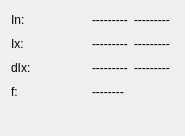
The window that wm3000i/wmrawactualvalbase.ui (ZeraGmbH/wm-project) describes before a commit, drawn with Qt 5.
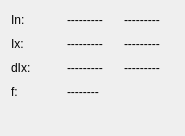
The same window after the commit.

Commit message: changes .ui files, vector widget without spacer

```diff
--- a/wm3000i/wmrawactualvalbase.ui
+++ b/wm3000i/wmrawactualvalbase.ui
@@ -38,7 +38,43 @@
    <bool>false</bool>
   </property>
   <layout class="QGridLayout">
-   <item row="0" column="3">
+   <item row="2" column="1">
+    <widget class="QLabel" name="dXxAmplDisp">
+     <property name="text">
+      <string>---------</string>
+     </property>
+     <property name="wordWrap">
+      <bool>false</bool>
+     </property>
+    </widget>
+   </item>
+   <item row="1" column="0">
+    <widget class="QLabel" name="XxLabel">
+     <property name="frameShape">
+      <enum>QFrame::NoFrame</enum>
+     </property>
+     <property name="text">
+      <string>Ix:</string>
+     </property>
+     <property name="wordWrap">
+      <bool>false</bool>
+     </property>
+    </widget>
+   </item>
+   <item row="3" column="0">
+    <widget class="QLabel" name="FreqLabel">
+     <property name="frameShape">
+      <enum>QFrame::NoFrame</enum>
+     </property>
+     <property name="text">
+      <string>f:</string>
+     </property>
+     <property name="wordWrap">
+      <bool>false</bool>
+     </property>
+    </widget>
+   </item>
+   <item row="0" column="2">
     <widget class="QLabel" name="XnPhaseDisp">
      <property name="sizePolicy">
       <sizepolicy hsizetype="Preferred" vsizetype="Preferred">
@@ -57,94 +93,23 @@
      </property>
     </widget>
    </item>
-   <item row="1" column="1">
-    <spacer name="spacer20">
-     <property name="orientation">
-      <enum>Qt::Horizontal</enum>
-     </property>
-     <property name="sizeType">
-      <enum>QSizePolicy::Minimum</enum>
-     </property>
-     <property name="sizeHint" stdset="0">
-      <size>
-       <width>33</width>
-       <height>20</height>
-      </size>
-     </property>
-    </spacer>
-   </item>
-   <item row="3" column="2">
-    <widget class="QLabel" name="FreqDisp">
+   <item row="1" column="2">
+    <widget class="QLabel" name="XxPhaseDisp">
      <property name="frameShape">
       <enum>QFrame::NoFrame</enum>
      </property>
      <property name="text">
-      <string>--------</string>
+      <string>--------- </string>
      </property>
      <property name="wordWrap">
       <bool>false</bool>
      </property>
     </widget>
    </item>
-   <item row="0" column="2">
-    <widget class="QLabel" name="XnAmplDisp">
-     <property name="frameShape">
-      <enum>QFrame::NoFrame</enum>
-     </property>
+   <item row="4" column="0" colspan="3">
+    <widget class="QLabel" name="Settingslabel">
      <property name="text">
-      <string>---------</string>
-     </property>
-     <property name="wordWrap">
-      <bool>false</bool>
-     </property>
-    </widget>
-   </item>
-   <item row="3" column="3">
-    <spacer name="spacer17">
-     <property name="orientation">
-      <enum>Qt::Vertical</enum>
-     </property>
-     <property name="sizeType">
-      <enum>QSizePolicy::Minimum</enum>
-     </property>
-     <property name="sizeHint" stdset="0">
-      <size>
-       <width>20</width>
-       <height>20</height>
-      </size>
-     </property>
-    </spacer>
-   </item>
-   <item row="3" column="0">
-    <widget class="QLabel" name="FreqLabel">
-     <property name="frameShape">
-      <enum>QFrame::NoFrame</enum>
-     </property>
-     <property name="text">
-      <string>f:</string>
-     </property>
-     <property name="wordWrap">
-      <bool>false</bool>
-     </property>
-    </widget>
-   </item>
-   <item row="2" column="3">
-    <widget class="QLabel" name="dXxPhaseDisp">
-     <property name="text">
-      <string>---------</string>
-     </property>
-     <property name="wordWrap">
-      <bool>false</bool>
-     </property>
-    </widget>
-   </item>
-   <item row="2" column="2">
-    <widget class="QLabel" name="dXxAmplDisp">
-     <property name="text">
-      <string>---------</string>
-     </property>
-     <property name="wordWrap">
-      <bool>false</bool>
+      <string/>
      </property>
     </widget>
    </item>
@@ -158,20 +123,7 @@
      </property>
     </widget>
    </item>
-   <item row="0" column="0">
-    <widget class="QLabel" name="XnLabel">
-     <property name="frameShape">
-      <enum>QFrame::NoFrame</enum>
-     </property>
-     <property name="text">
-      <string>In:</string>
-     </property>
-     <property name="wordWrap">
-      <bool>false</bool>
-     </property>
-    </widget>
-   </item>
-   <item row="1" column="2">
+   <item row="1" column="1">
     <widget class="QLabel" name="XxAmplDisp">
      <property name="frameShape">
       <enum>QFrame::NoFrame</enum>
@@ -187,36 +139,52 @@
      </property>
     </widget>
    </item>
-   <item row="1" column="3">
-    <widget class="QLabel" name="XxPhaseDisp">
+   <item row="2" column="2">
+    <widget class="QLabel" name="dXxPhaseDisp">
+     <property name="text">
+      <string>---------</string>
+     </property>
+     <property name="wordWrap">
+      <bool>false</bool>
+     </property>
+    </widget>
+   </item>
+   <item row="0" column="1">
+    <widget class="QLabel" name="XnAmplDisp">
      <property name="frameShape">
       <enum>QFrame::NoFrame</enum>
      </property>
      <property name="text">
-      <string>--------- </string>
+      <string>---------</string>
      </property>
      <property name="wordWrap">
       <bool>false</bool>
      </property>
     </widget>
    </item>
-   <item row="1" column="0">
-    <widget class="QLabel" name="XxLabel">
+   <item row="0" column="0">
+    <widget class="QLabel" name="XnLabel">
      <property name="frameShape">
       <enum>QFrame::NoFrame</enum>
      </property>
      <property name="text">
-      <string>Ix:</string>
+      <string>In:</string>
      </property>
      <property name="wordWrap">
       <bool>false</bool>
      </property>
     </widget>
    </item>
-   <item row="4" column="0" colspan="4">
-    <widget class="QLabel" name="Settingslabel">
+   <item row="3" column="1" colspan="2">
+    <widget class="QLabel" name="FreqDisp">
+     <property name="frameShape">
+      <enum>QFrame::NoFrame</enum>
+     </property>
      <property name="text">
-      <string/>
+      <string>--------</string>
+     </property>
+     <property name="wordWrap">
+      <bool>false</bool>
      </property>
     </widget>
    </item>
```
The commit also changes 1 other file.
